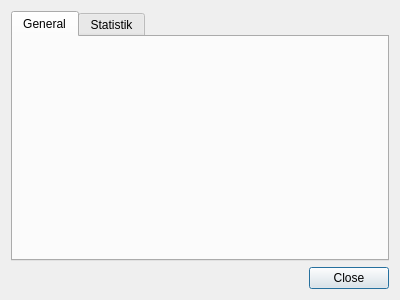
Before: the Qt Designer form src/ui/searchinfodialog.ui in metaxy/openBibleViewer, drawn with Qt 5.
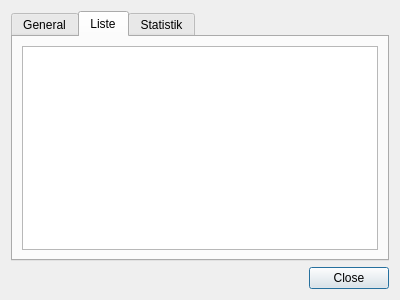
After: the same form once the commit is applied. Icons and pictures are not drawn.

```diff
--- a/src/ui/searchinfodialog.ui
+++ b/src/ui/searchinfodialog.ui
@@ -17,7 +17,7 @@
    <iconset resource="../icons.qrc">
     <normaloff>:/icons/32x32/view-statistics.png</normaloff>:/icons/32x32/view-statistics.png</iconset>
   </property>
-  <layout class="QVBoxLayout" name="verticalLayout">
+  <layout class="QVBoxLayout" name="verticalLayout_3">
    <item>
     <widget class="QTabWidget" name="tabWidget">
      <property name="sizePolicy">
@@ -27,7 +27,7 @@
       </sizepolicy>
      </property>
      <property name="currentIndex">
-      <number>0</number>
+      <number>1</number>
      </property>
      <widget class="QWidget" name="tab">
       <attribute name="title">
@@ -50,6 +50,16 @@
        </item>
       </layout>
      </widget>
+     <widget class="QWidget" name="tab_3">
+      <attribute name="title">
+       <string>Liste</string>
+      </attribute>
+      <layout class="QVBoxLayout" name="verticalLayout">
+       <item>
+        <widget class="QTextBrowser" name="textBrowser_list"/>
+       </item>
+      </layout>
+     </widget>
      <widget class="QWidget" name="tab_2">
       <attribute name="title">
        <string>Statistik</string>
```
